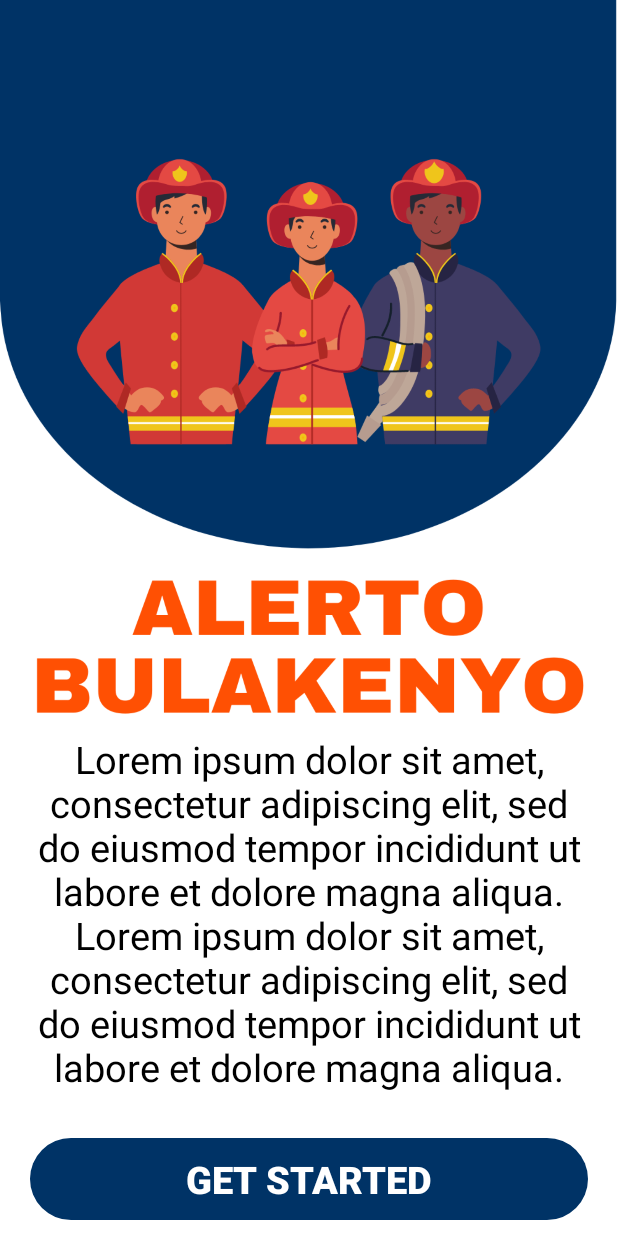
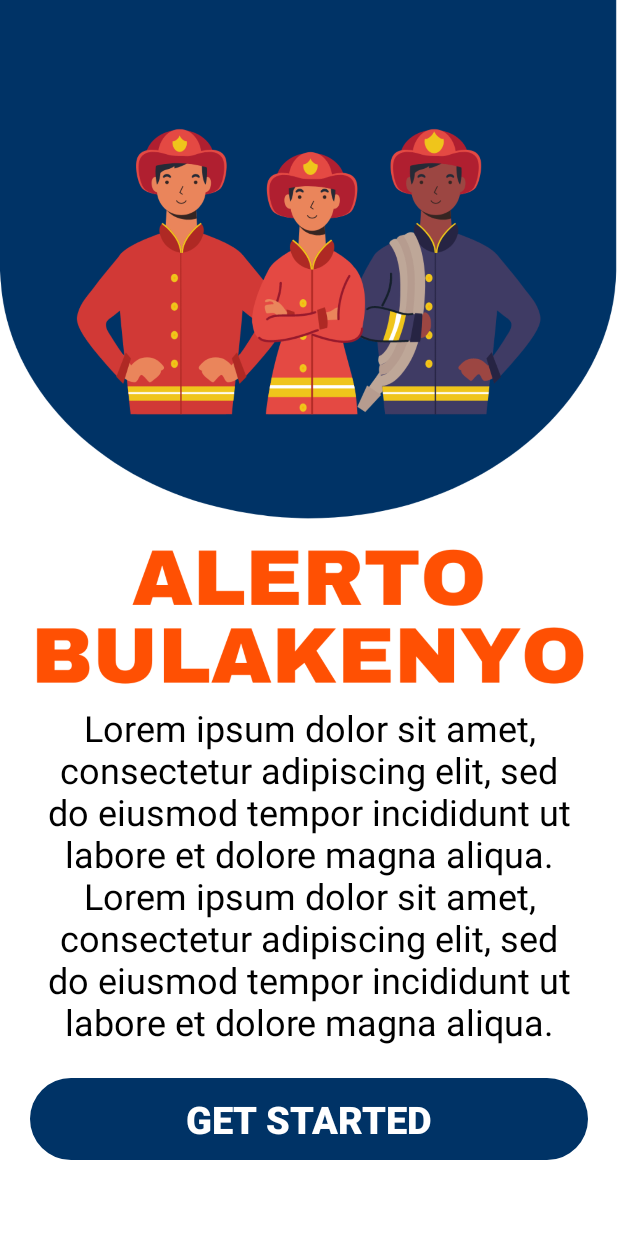
Before and after one commit to weeeyn/AlertoBulakenyo, an Android app: the screen it shows after launch (GetStarted), on a phone screen of 412 x 824 dp. Run offline under Robolectric (Android 15) with nearby library versions, the phone set to English and light mode, and no system bars.

Commit message:
get started

```diff
--- a/app/src/main/res/layout/activity_get_started.xml
+++ b/app/src/main/res/layout/activity_get_started.xml
@@ -17,7 +17,7 @@
             android:id="@+id/img"
             android:layout_width="match_parent"
             android:layout_height="wrap_content"
-            android:layout_marginTop="-30dp"
+            android:layout_marginTop="-50dp"
             android:adjustViewBounds="true"
             android:src="@drawable/get_started" />
 
@@ -30,7 +30,7 @@
             <TextView
                 android:id="@+id/tvGetStarted"
                 android:layout_width="match_parent"
-                android:layout_height="250dp"
+                android:layout_height="230dp"
                 android:layout_marginHorizontal="20dp"
                 android:layout_marginBottom="20dp"
                 android:maxLines="8"
```
